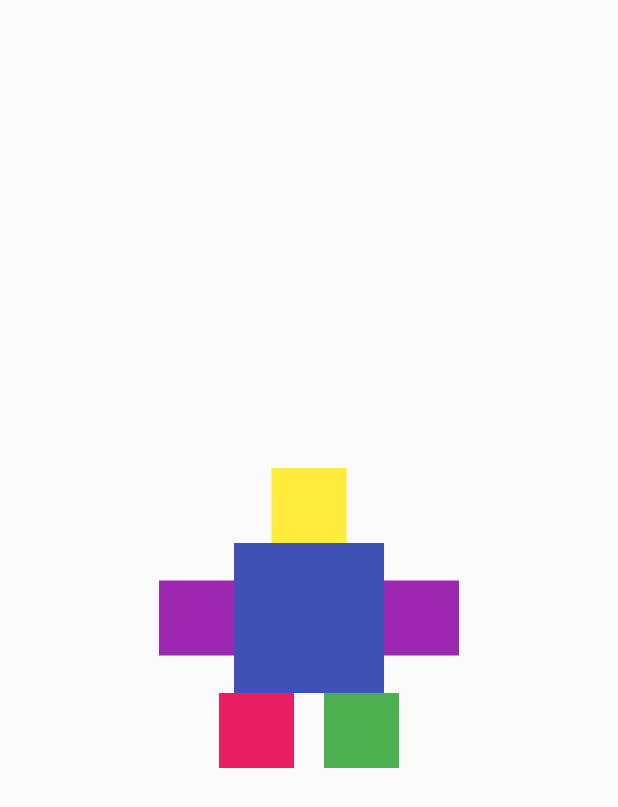
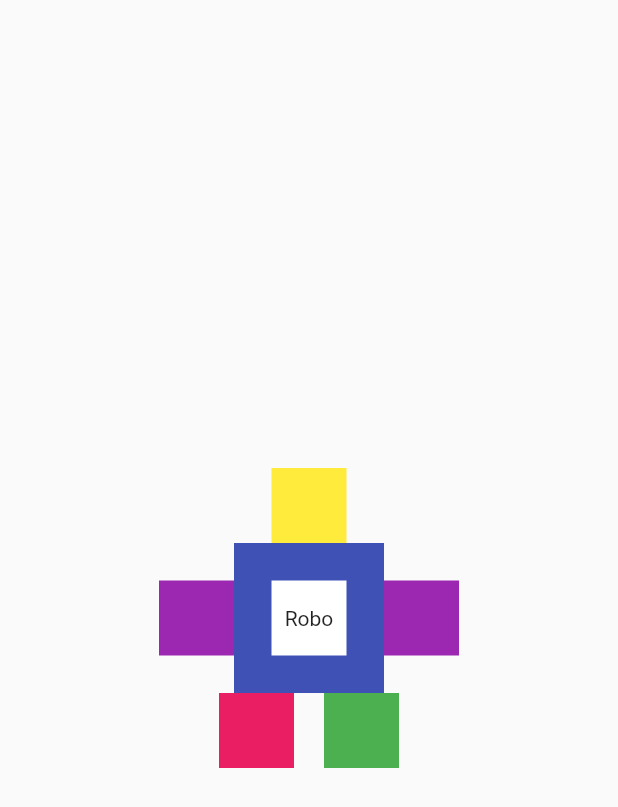
Before and after one commit to matiasfilho81/fe_no_pai, a Flutter app: the screen it shows after launch, on a phone screen of 412 x 824 dp. Shown: the top 807 px of the screen. Run offline on Flutter 3.47's test engine with Material 2 defaults, Android fonts, the phone set to English and light mode, and no system bars.

Commit message:
texto no meio do robo

```diff
--- a/lib/home.dart
+++ b/lib/home.dart
@@ -46,6 +46,14 @@ class _MyHomePageState extends State<MyHomePage> {
                   color: Colors.indigo,
                   width: 100,
                   height: 100,
+                  child: Center(
+                    child: Container(
+                      color: Colors.white,
+                      width: 50,
+                      height: 50,
+                      child: Center(child: Text("Robo")),
+                    ),
+                  ),
                 ),
                 Container(
                   color: Colors.purple,
```
